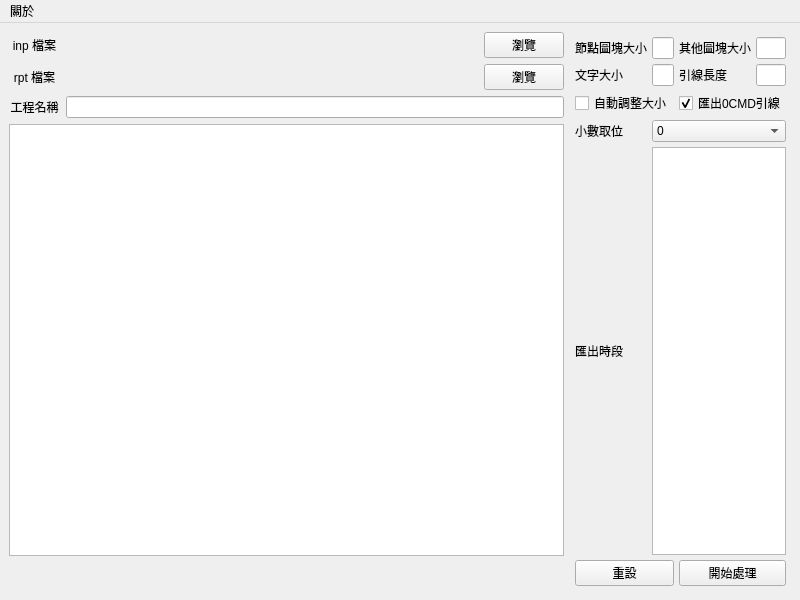
The window that ui.ui (lihsin2000/epa2hydchart) describes before a commit, drawn with Qt 5.
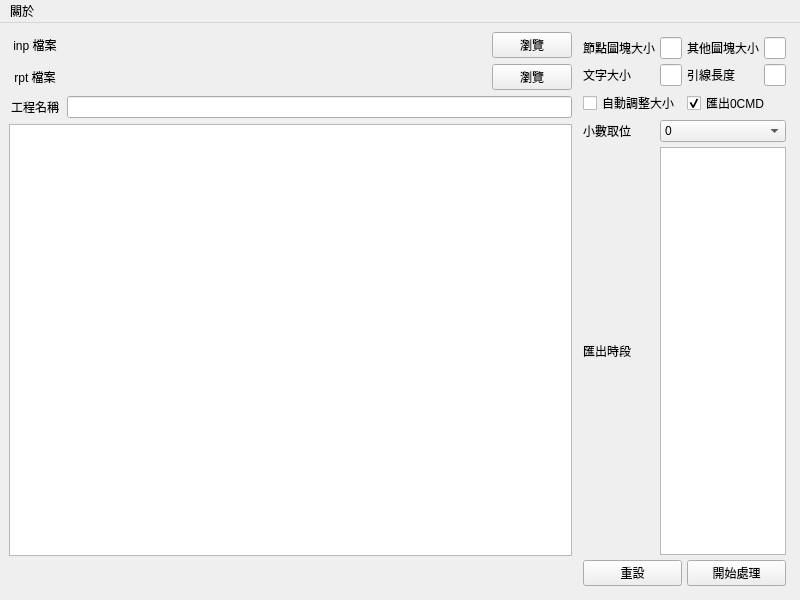
The same window after the commit. Icons and pictures are not drawn.

Commit message: 更新匯出0CMD選項的顯示文字，移除多餘的「引線」字樣

```diff
--- a/ui.ui
+++ b/ui.ui
@@ -266,7 +266,7 @@
         <item row="2" column="2" colspan="2">
          <widget class="QCheckBox" name="chk_export_0cmd">
           <property name="text">
-           <string>匯出0CMD引線</string>
+           <string>匯出0CMD</string>
           </property>
           <property name="checked">
            <bool>true</bool>
```
The commit also changes 1 other file.
